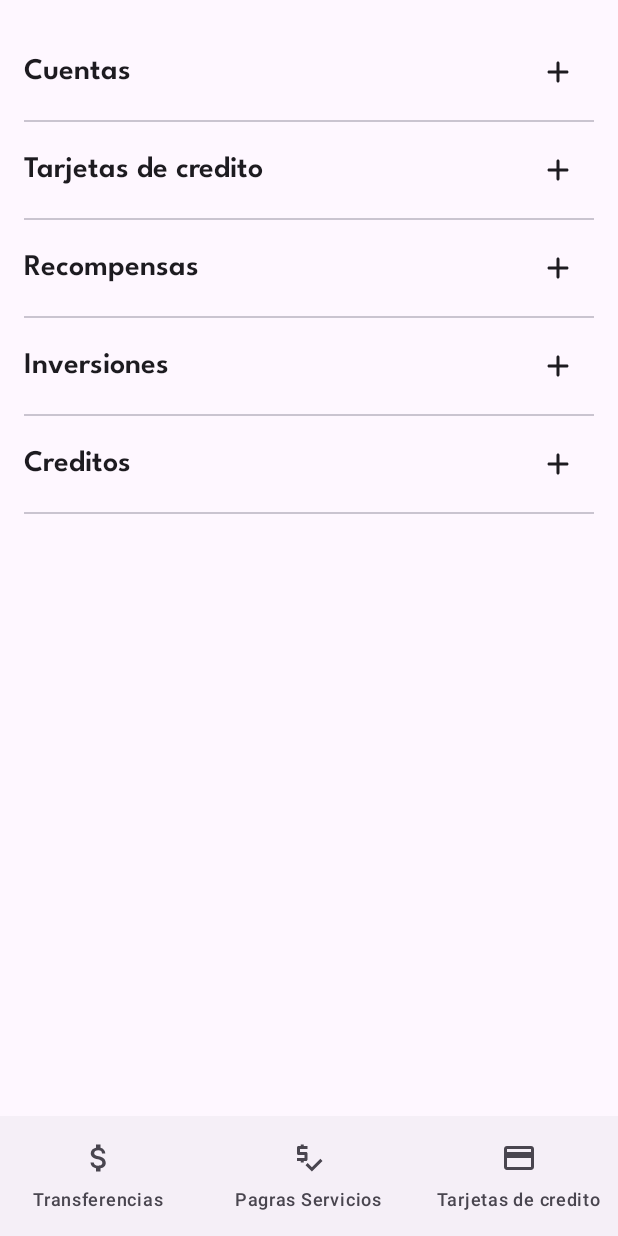
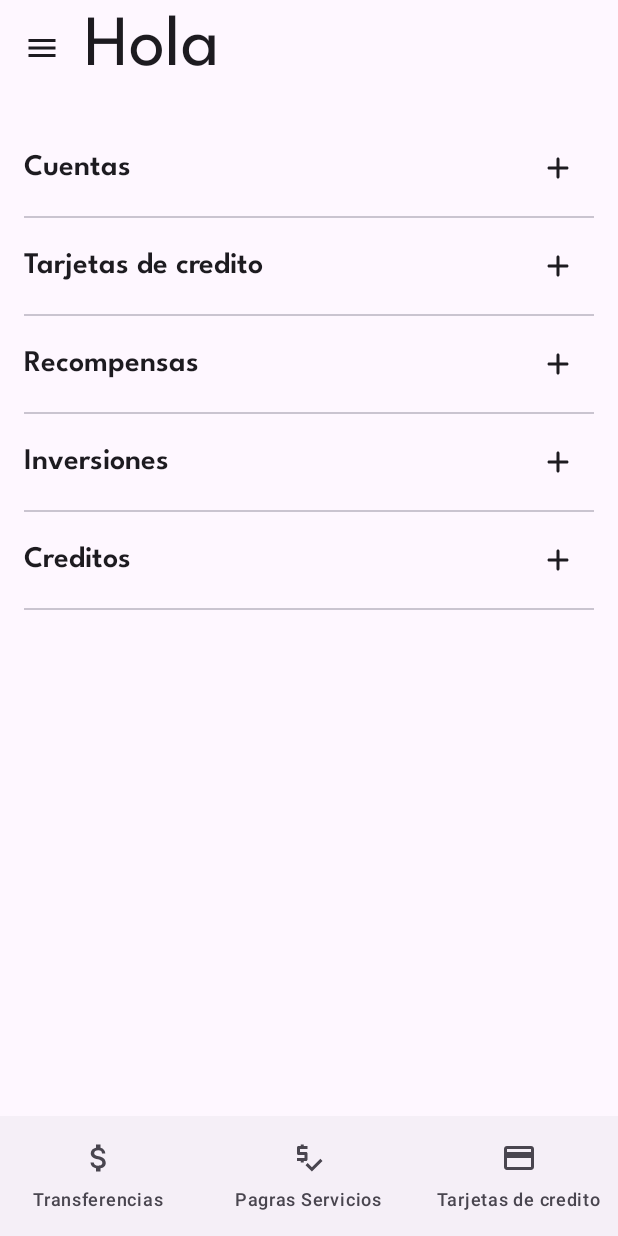
Before and after one commit to alcadiosystem/M3, an Android app built with Jetpack Compose: the screen it shows after launch (MainActivity), on a phone screen of 412 x 824 dp. Run offline under Robolectric (Android 15) with nearby library versions, the phone set to English and light mode, and no system bars.

Commit message:
Menu Lateral

```diff
--- a/app/src/main/java/com/alcadiosystem/m3/MainActivity.kt
+++ b/app/src/main/java/com/alcadiosystem/m3/MainActivity.kt
@@ -6,19 +6,21 @@ import androidx.activity.compose.setContent
 import androidx.compose.foundation.layout.Box
 import androidx.compose.foundation.layout.fillMaxSize
 import androidx.compose.foundation.layout.padding
+import androidx.compose.material3.DrawerState
+import androidx.compose.material3.DrawerValue
 import androidx.compose.material3.ExperimentalMaterial3Api
 import androidx.compose.material3.MaterialTheme
 import androidx.compose.material3.Scaffold
 import androidx.compose.material3.Surface
-import androidx.compose.material3.Text
+import androidx.compose.material3.rememberDrawerState
 import androidx.compose.runtime.Composable
 import androidx.compose.ui.Modifier
-import androidx.compose.ui.tooling.preview.Preview
+import androidx.navigation.NavHostController
 import androidx.navigation.compose.rememberNavController
+import com.alcadiosystem.m3.component.MenuLateral
 import com.alcadiosystem.m3.component.NavegacionInferior
+import com.alcadiosystem.m3.component.TopBar
 import com.alcadiosystem.m3.navigation.BancoNavigation
-import com.alcadiosystem.m3.screens.HomeScreen
-import com.alcadiosystem.m3.screens.SplashScreen
 import com.alcadiosystem.m3.ui.theme.M3Theme
 
 class MainActivity : ComponentActivity() {
@@ -42,9 +44,24 @@ class MainActivity : ComponentActivity() {
 @Composable
 fun MainScreen() {
     val navController = rememberNavController()
+    val drawerState = rememberDrawerState(initialValue = DrawerValue.Closed)
+    MenuLateral(navController = navController, drawerState = drawerState) {
+        Contenido(navController = navController, drawerState)
+    }
+}
+
+@OptIn(ExperimentalMaterial3Api::class)
+@Composable
+fun Contenido(
+    navController: NavHostController,
+    drawerState: DrawerState
+){
     Scaffold(
         bottomBar = {
             NavegacionInferior(navController = navController)
+        },
+        topBar = {
+            TopBar(drawerState = drawerState)
         }
     ) {padding ->
         Box(modifier = Modifier.padding(padding)){
--- /dev/null
+++ b/app/src/main/java/com/alcadiosystem/m3/component/MenuLateral.kt
@@ -0,0 +1,89 @@
+package com.alcadiosystem.m3.component
+
+import androidx.compose.foundation.Image
+import androidx.compose.foundation.layout.Arrangement
+import androidx.compose.foundation.layout.Column
+import androidx.compose.foundation.layout.fillMaxWidth
+import androidx.compose.foundation.layout.padding
+import androidx.compose.foundation.layout.size
+import androidx.compose.foundation.shape.CircleShape
+import androidx.compose.material3.DrawerState
+import androidx.compose.material3.ExperimentalMaterial3Api
+import androidx.compose.material3.Icon
+import androidx.compose.material3.MaterialTheme
+import androidx.compose.material3.ModalDrawerSheet
+import androidx.compose.material3.ModalNavigationDrawer
+import androidx.compose.material3.NavigationDrawerItem
+import androidx.compose.material3.Text
+import androidx.compose.runtime.Composable
+import androidx.compose.runtime.rememberCoroutineScope
+import androidx.compose.ui.Alignment
+import androidx.compose.ui.Modifier
+import androidx.compose.ui.draw.clip
+import androidx.compose.ui.layout.ContentScale
+import androidx.compose.ui.res.painterResource
+import androidx.compose.ui.unit.dp
+import androidx.navigation.NavHostController
+import com.alcadiosystem.m3.R
+import com.alcadiosystem.m3.models.ItemMenuLateral.*
+import com.alcadiosystem.m3.navigation.CurrentRoute
+import kotlinx.coroutines.launch
+
+@OptIn(ExperimentalMaterial3Api::class)
+@Composable
+fun MenuLateral(
+    navController: NavHostController,
+    drawerState: DrawerState,
+    content: @Composable () -> Unit
+) {
+    val itemMenu = listOf(
+        ItemMenuLateral1,
+        ItemMenuLateral2,
+        ItemMenuLateral3,
+        ItemMenuLateral4,
+    )
+
+    val scope = rememberCoroutineScope()
+
+    ModalNavigationDrawer(
+        drawerState = drawerState,
+        drawerContent = {
+            ModalDrawerSheet {
+                Column(
+                    modifier = Modifier
+                        .fillMaxWidth()
+                        .padding(vertical = 16.dp),
+                    verticalArrangement = Arrangement.Center,
+                    horizontalAlignment = Alignment.CenterHorizontally
+                ) {
+                    Image(
+                        modifier = Modifier
+                            .size(80.dp)
+                            .clip(CircleShape),
+                        painter = painterResource(id = R.drawable.hombre1),
+                        contentDescription = null,
+                        contentScale = ContentScale.Crop
+                    )
+                    Text(text = "User Name Text", style = MaterialTheme.typography.bodyLarge)
+                }
+                itemMenu.forEach { item ->
+                    NavigationDrawerItem(
+                        modifier = Modifier.padding(vertical = 8.dp),
+                        label = { Text(text = item.title) },
+                        icon = { Icon(imageVector = item.icon, contentDescription = item.title) },
+                        selected = CurrentRoute(navController = navController) == item.ruta,
+                        onClick = {
+                            scope.launch {
+                                drawerState.close()
+                            }
+                            navController.navigate(item.ruta)
+                        }
+                    )
+                }
+            }
+        }
+    ) {
+        content()
+    }
+
+}
--- /dev/null
+++ b/app/src/main/java/com/alcadiosystem/m3/component/TopBar.kt
@@ -0,0 +1,31 @@
+package com.alcadiosystem.m3.component
+
+import androidx.compose.material.icons.Icons
+import androidx.compose.material.icons.outlined.Menu
+import androidx.compose.material3.DrawerState
+import androidx.compose.material3.ExperimentalMaterial3Api
+import androidx.compose.material3.Icon
+import androidx.compose.material3.IconButton
+import androidx.compose.material3.Text
+import androidx.compose.material3.TopAppBar
+import androidx.compose.runtime.Composable
+import androidx.compose.runtime.rememberCoroutineScope
+import kotlinx.coroutines.launch
+
+@OptIn(ExperimentalMaterial3Api::class)
+@Composable
+fun TopBar(drawerState: DrawerState) {
+    val scope = rememberCoroutineScope()
+    TopAppBar(
+        title = { Text(text = "Hola")},
+        navigationIcon = {
+            IconButton(onClick = {
+                scope.launch {
+                    drawerState.open()
+                }
+            }) {
+                Icon(imageVector = Icons.Outlined.Menu, contentDescription = "Menu")
+            }
+        }
+    )
+}
--- a/app/src/main/java/com/alcadiosystem/m3/models/ItemBottomNav.kt
+++ b/app/src/main/java/com/alcadiosystem/m3/models/ItemBottomNav.kt
@@ -15,7 +15,7 @@ sealed class ItemBottomNav(
     object ItemBottomNav1:ItemBottomNav(
         icon = Icons.Outlined.AttachMoney,
         title = "Transferencias",
-        ruta = NavScreen.Transferencas.name
+        ruta = NavScreen.Transferencias.name
     )
     object ItemBottomNav2:ItemBottomNav(
         icon = Icons.Outlined.PriceCheck,
--- /dev/null
+++ b/app/src/main/java/com/alcadiosystem/m3/models/ItemMenuLateral.kt
@@ -0,0 +1,39 @@
+package com.alcadiosystem.m3.models
+
+import androidx.compose.material.icons.Icons
+import androidx.compose.material.icons.outlined.AttachMoney
+import androidx.compose.material.icons.outlined.CreditCard
+import androidx.compose.material.icons.outlined.PriceCheck
+import androidx.compose.material.icons.outlined.RealEstateAgent
+import androidx.compose.ui.graphics.vector.ImageVector
+import com.alcadiosystem.m3.navigation.NavScreen
+
+sealed class ItemMenuLateral(
+    val icon:ImageVector,
+    val title:String,
+    val ruta:String
+){
+    object ItemMenuLateral1:ItemMenuLateral(
+        icon = Icons.Outlined.RealEstateAgent,
+        title = "Consulta de saldos",
+        ruta = NavScreen.HomeScreen.name
+    )
+
+    object ItemMenuLateral2:ItemMenuLateral(
+        icon = Icons.Outlined.CreditCard,
+        title = "Pagar tarjetas",
+        ruta = NavScreen.PagarTarjetas.name
+    )
+
+    object ItemMenuLateral3:ItemMenuLateral(
+        icon = Icons.Outlined.PriceCheck,
+        title = "Pagar servicios",
+        ruta = NavScreen.PagarServicios.name
+    )
+
+    object ItemMenuLateral4:ItemMenuLateral(
+        icon = Icons.Outlined.AttachMoney,
+        title = "Transferencias",
+        ruta = NavScreen.Transferencias.name
+    )
+}
--- a/app/src/main/java/com/alcadiosystem/m3/navigation/BancoNavigation.kt
+++ b/app/src/main/java/com/alcadiosystem/m3/navigation/BancoNavigation.kt
@@ -22,7 +22,7 @@ fun BancoNavigation(navController: NavHostController) {
         composable(NavScreen.PagarTarjetas.name){
             TarjetasScreen()
         }
-        composable(NavScreen.Transferencas.name){
+        composable(NavScreen.Transferencias.name){
             TransferenciaScreen()
         }
     }
--- a/app/src/main/java/com/alcadiosystem/m3/navigation/NavScreen.kt
+++ b/app/src/main/java/com/alcadiosystem/m3/navigation/NavScreen.kt
@@ -3,7 +3,7 @@ package com.alcadiosystem.m3.navigation
 enum class NavScreen {
 
     HomeScreen,
-    Transferencas,
+    Transferencias,
     PagarServicios,
     PagarTarjetas
 
```
Also changed, not shown: app/src/main/res/drawable/hombre1.jpg (added).
